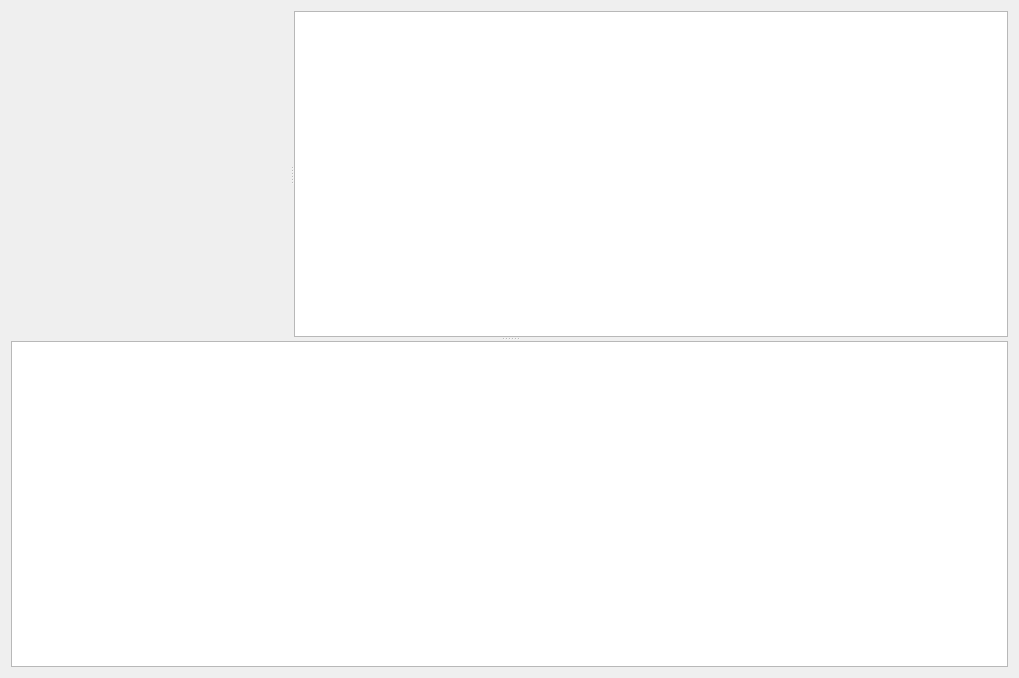
The window that examples/01_server/dialog.ui (juangburgos/QUaServerWidgets) describes before a commit, drawn with Qt 5.
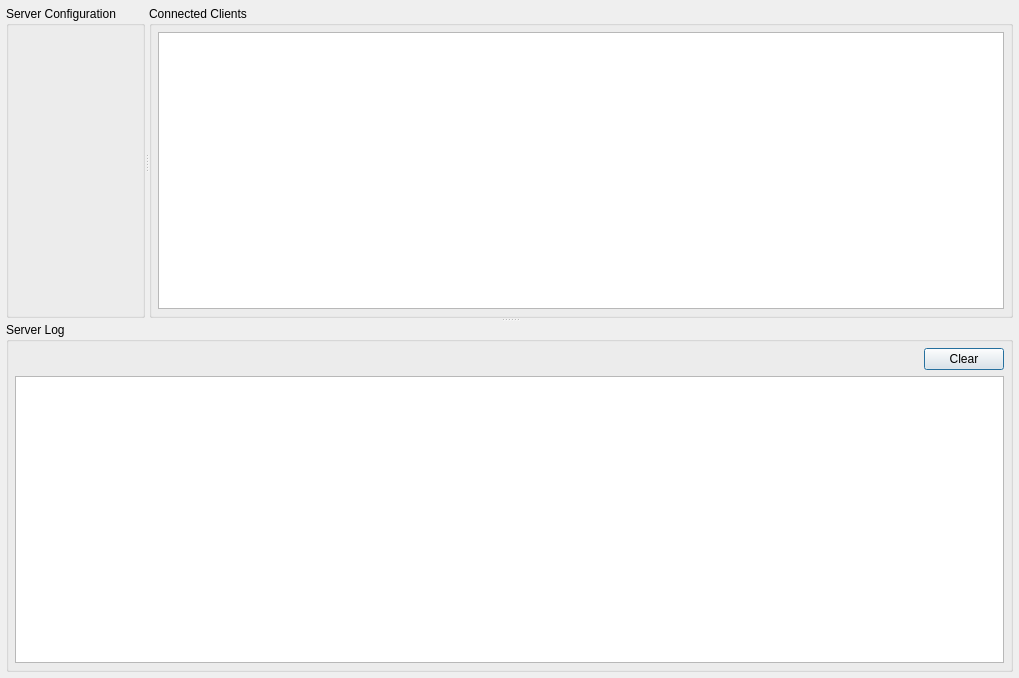
The same window after the commit. Custom widgets are drawn as their Qt base class.

Commit message: Abstracted up to QUaTableModel, missing QUaTreeModel and views

```diff
--- a/examples/01_server/dialog.ui
+++ b/examples/01_server/dialog.ui
@@ -13,7 +13,19 @@
   <property name="windowTitle">
    <string>Dialog</string>
   </property>
-  <layout class="QVBoxLayout" name="verticalLayout">
+  <layout class="QVBoxLayout" name="verticalLayout_3">
+   <property name="leftMargin">
+    <number>6</number>
+   </property>
+   <property name="topMargin">
+    <number>6</number>
+   </property>
+   <property name="rightMargin">
+    <number>6</number>
+   </property>
+   <property name="bottomMargin">
+    <number>6</number>
+   </property>
    <item>
     <widget class="QSplitter" name="splitter_2">
      <property name="orientation">
@@ -23,10 +35,93 @@
       <property name="orientation">
        <enum>Qt::Horizontal</enum>
       </property>
-      <widget class="QUaServerWidget" name="widgetServer" native="true"/>
-      <widget class="QTableView" name="tableViewSessions"/>
+      <widget class="QGroupBox" name="groupBoxServer">
+       <property name="title">
+        <string>Server Configuration</string>
+       </property>
+       <layout class="QVBoxLayout" name="verticalLayout">
+        <property name="leftMargin">
+         <number>6</number>
+        </property>
+        <property name="topMargin">
+         <number>6</number>
+        </property>
+        <property name="rightMargin">
+         <number>6</number>
+        </property>
+        <property name="bottomMargin">
+         <number>6</number>
+        </property>
+        <item>
+         <widget class="QUaServerWidget" name="widgetServer" native="true"/>
+        </item>
+       </layout>
+      </widget>
+      <widget class="QGroupBox" name="groupBoxCllients">
+       <property name="title">
+        <string>Connected Clients</string>
+       </property>
+       <layout class="QVBoxLayout" name="verticalLayout_2">
+        <property name="leftMargin">
+         <number>6</number>
+        </property>
+        <property name="topMargin">
+         <number>6</number>
+        </property>
+        <property name="rightMargin">
+         <number>6</number>
+        </property>
+        <property name="bottomMargin">
+         <number>6</number>
+        </property>
+        <item>
+         <widget class="QTableView" name="tableViewSessions"/>
+        </item>
+       </layout>
+      </widget>
      </widget>
-     <widget class="QTableView" name="tableViewLogs"/>
+     <widget class="QGroupBox" name="groupBoxLog">
+      <property name="title">
+       <string>Server Log</string>
+      </property>
+      <layout class="QGridLayout" name="gridLayout">
+       <property name="leftMargin">
+        <number>6</number>
+       </property>
+       <property name="topMargin">
+        <number>6</number>
+       </property>
+       <property name="rightMargin">
+        <number>6</number>
+       </property>
+       <property name="bottomMargin">
+        <number>6</number>
+       </property>
+       <item row="0" column="0">
+        <spacer name="horizontalSpacer">
+         <property name="orientation">
+          <enum>Qt::Horizontal</enum>
+         </property>
+         <property name="sizeHint" stdset="0">
+          <size>
+           <width>909</width>
+           <height>20</height>
+          </size>
+         </property>
+        </spacer>
+       </item>
+       <item row="0" column="1">
+        <widget class="QPushButton" name="pushButtonClearLog">
+         <property name="text">
+          <string>Clear</string>
+         </property>
+        </widget>
+       </item>
+       <item row="1" column="0" colspan="2">
+        <widget class="QTableView" name="tableViewLogs"/>
+       </item>
+      </layout>
+     </widget>
     </widget>
    </item>
   </layout>
```
The commit also changes 26 other files.
